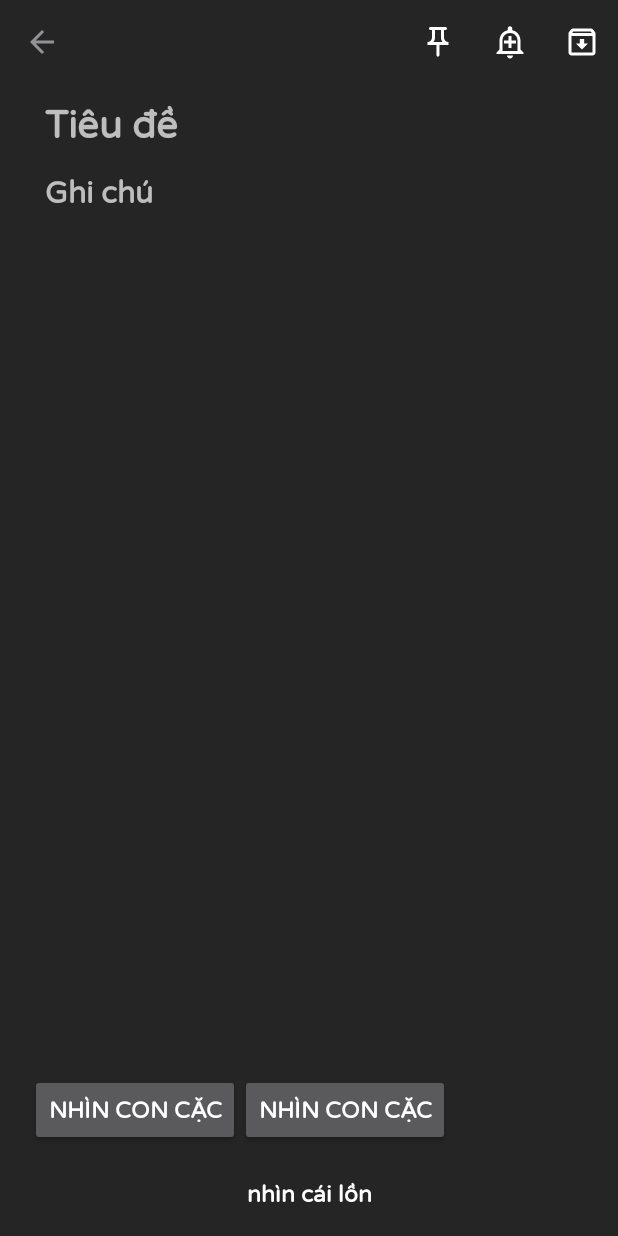
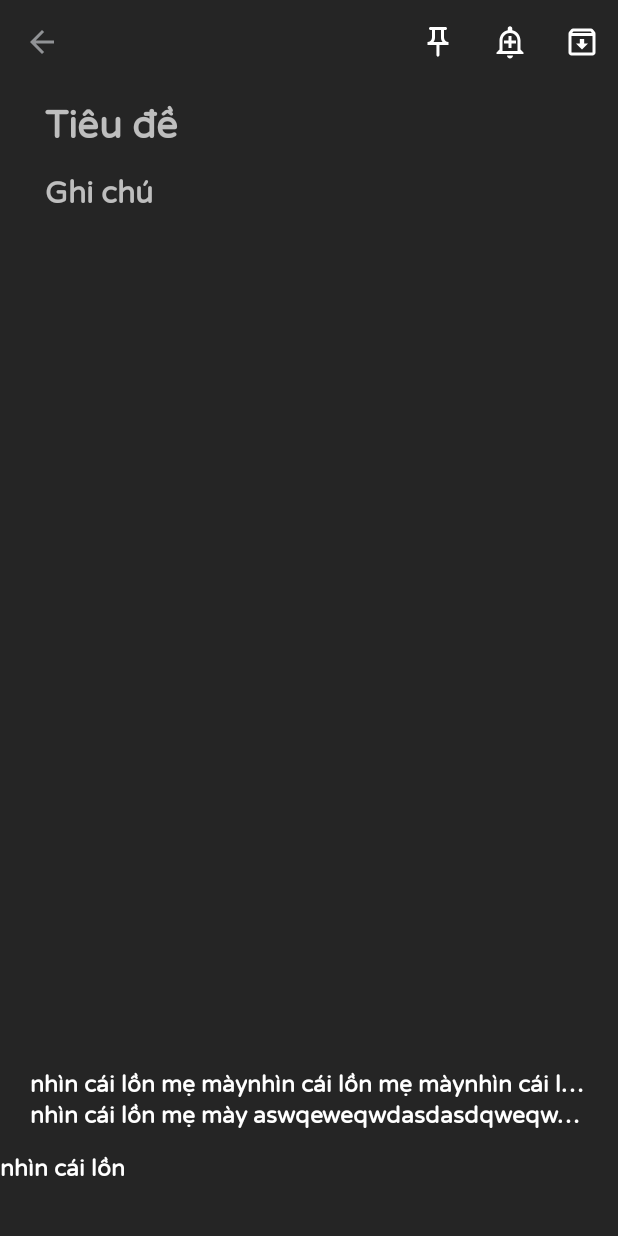
Before and after one commit to eyhb/Ghi_Chu, an Android app: the AddNoteActivity screen opened directly, with no data from a screen before it, on a phone screen of 412 x 824 dp. Run offline under Robolectric (Android 15) with nearby library versions, the phone set to English and light mode, and no system bars.

Commit message:
3_33_pm_apr_25_2022

```diff
--- a/app/src/main/java/com/example/ghi_chu/AddNoteActivity.java
+++ b/app/src/main/java/com/example/ghi_chu/AddNoteActivity.java
@@ -16,6 +16,7 @@ import android.view.MenuItem;
 import android.view.View;
 import android.view.inputmethod.InputMethodManager;
 import android.widget.EditText;
+import android.widget.LinearLayout;
 import android.widget.TextView;
 import android.widget.Toast;
 
@@ -35,6 +36,7 @@ public class AddNoteActivity extends AppCompatActivity {
     int noteId;
     String labelSelected = "";
     int labelPosition = 0;
+    LinearLayout tagField;
 
     @Override
     protected void onCreate(Bundle savedInstanceState) {
@@ -45,6 +47,7 @@ public class AddNoteActivity extends AppCompatActivity {
         noteId = getIntent().getIntExtra("noteId", -1);
         note = new Note();
         getListLabel();
+        tagField = findViewById(R.id.tagField);
     }
 
     public void setTopToolbar() {
--- a/app/src/main/res/layout/activity_add_note.xml
+++ b/app/src/main/res/layout/activity_add_note.xml
@@ -31,14 +31,14 @@
             android:layout_above="@id/bottomRelativeLayout"
             android:layout_below="@id/topAppBar"
             android:focusable="true"
-            android:focusableInTouchMode="true">
+            android:focusableInTouchMode="true"
+            android:paddingHorizontal="20dp">
 
             <com.example.ghi_chu.CustomEditText
                 android:id="@+id/edTitle"
                 android:layout_width="match_parent"
                 android:layout_height="wrap_content"
                 android:layout_alignParentTop="true"
-                android:layout_marginHorizontal="20dp"
                 android:background="@null"
                 android:focusable="true"
                 android:focusableInTouchMode="true"
@@ -55,7 +55,6 @@
                 android:layout_height="match_parent"
                 android:layout_above="@id/tagField"
                 android:layout_below="@id/edTitle"
-                android:layout_marginHorizontal="20dp"
                 android:background="@null"
                 android:gravity="top"
                 android:hint="Ghi chú"
@@ -65,33 +64,50 @@
                 android:singleLine="false"
                 android:textSize="20dp" />
 
-            <androidx.constraintlayout.widget.ConstraintLayout
+            <LinearLayout
                 android:id="@+id/tagField"
                 android:layout_width="match_parent"
                 android:layout_height="wrap_content"
                 android:layout_alignParentBottom="true"
-                android:layout_marginHorizontal="20dp"
-                android:minHeight="?attr/actionBarSize">
+                android:minHeight="?attr/actionBarSize"
+                android:orientation="vertical">
 
-                <Button
-                    android:id="@+id/buttonA"
+                <LinearLayout
                     android:layout_width="wrap_content"
-                    android:layout_height="wrap_content"
-                    android:text="nhìn con cặc"
-                    app:layout_constraintBottom_toBottomOf="parent"
-                    app:layout_constraintEnd_toStartOf="@+id/buttonB"
-                    app:layout_constraintStart_toStartOf="parent"
-                    app:layout_constraintTop_toTopOf="parent" />
+                    android:layout_height="wrap_content">
 
-                <Button
-                    android:id="@+id/buttonB"
+                    <TextView
+                        android:layout_width="wrap_content"
+                        android:layout_height="wrap_content"
+                        android:ellipsize="end"
+                        android:maxLines="1"
+                        android:text="nhìn cái lồn mẹ mày" />
+
+                    <TextView
+                        android:layout_width="wrap_content"
+                        android:layout_height="wrap_content"
+                        android:ellipsize="end"
+                        android:maxLines="1"
+                        android:text="nhìn cái lồn mẹ mày" />
+
+                    <TextView
+                        android:layout_width="wrap_content"
+                        android:layout_height="wrap_content"
+                        android:ellipsize="end"
+                        android:maxLines="1"
+                        android:text="nhìn cái lồn mẹ mày" />
+                </LinearLayout>
+
+                <LinearLayout
                     android:layout_width="wrap_content"
-                    android:layout_height="wrap_content"
-                    android:text="nhìn con cặc"
-                    app:layout_constraintBottom_toBottomOf="parent"
-                    app:layout_constraintLeft_toRightOf="@id/buttonA"
-                    app:layout_constraintTop_toTopOf="parent" />
-            </androidx.constraintlayout.widget.ConstraintLayout>
+                    android:layout_height="wrap_content">
+                    <TextView
+                        android:layout_width="wrap_content"
+                        android:layout_height="wrap_content"
+                        android:ellipsize="end"
+                        android:maxLines="1"
+                        android:text="nhìn cái lồn mẹ mày aswqeweqwdasdasdqweqweasdw" /></LinearLayout>
+            </LinearLayout>
         </RelativeLayout>
 
         <RelativeLayout
@@ -99,12 +115,18 @@
             android:layout_width="match_parent"
             android:layout_height="?attr/actionBarSize"
             android:layout_alignParentBottom="true">
+
             <TextView
-                android:layout_width="match_parent"
+                android:layout_width="wrap_content"
                 android:layout_height="wrap_content"
-                android:layout_centerInParent="true"
                 android:text="nhìn cái lồn"
-                android:textAlignment="center"/>
+                android:textAlignment="center" />
+
+            <TextView
+                android:layout_width="wrap_content"
+                android:layout_height="wrap_content"
+                android:text="nhìn cái lồn"
+                android:textAlignment="center" />
         </RelativeLayout>
 
     </RelativeLayout>
```
